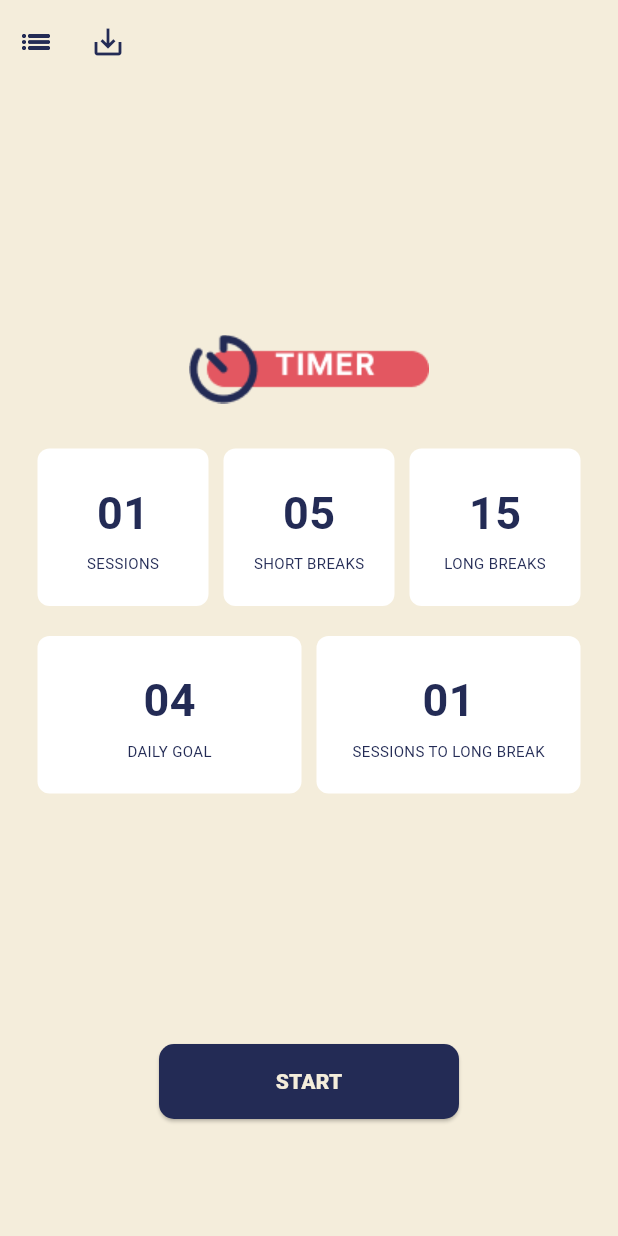
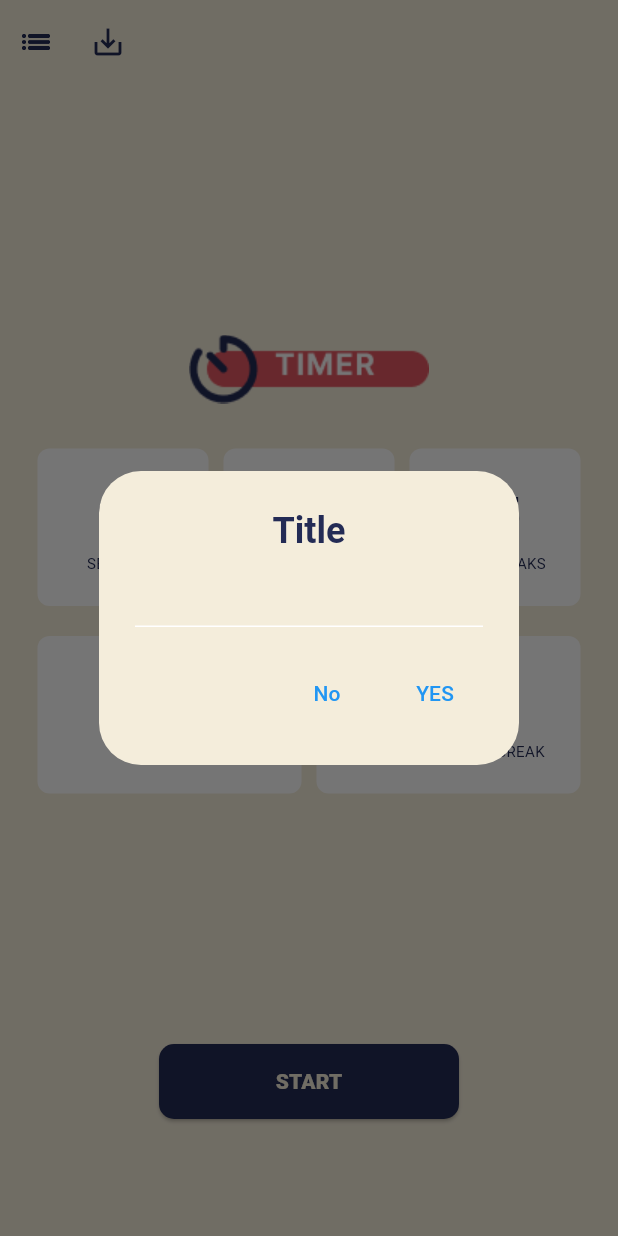
Before and after one commit to jinscodes/pomodoro_app, a Flutter app: the SettingScreen screen opened directly, after a tap on the "save alt" icon, on a phone screen of 412 x 824 dp. Run offline on Flutter 3.47's test engine with Material 3 defaults, Android fonts, the phone set to English and light mode, and no system bars; our stand-ins replace flutter_svg, shared_preferences; accounts and stored records are empty.

Commit message:
List screen

```diff
--- a/lib/screens/setting_screen.dart
+++ b/lib/screens/setting_screen.dart
@@ -67,6 +67,8 @@ class _SettingScreenState extends State<SettingScreen> {
   }
 
   saveTimer() async {
+    await _saveDialog();
+
     final SharedPreferences prefs = await SharedPreferences.getInstance();
 
     List<String>? list = await getList();
@@ -82,6 +84,53 @@ class _SettingScreenState extends State<SettingScreen> {
     list!.add(settings);
 
     await prefs.setStringList("list", list);
+  }
+
+  Future<void> _saveDialog() async {
+    return showDialog<void>(
+      context: context,
+      barrierDismissible: false,
+      builder: (BuildContext context) {
+        return AlertDialog(
+          backgroundColor: Theme.of(context).cardColor,
+          title: Column(
+            children: [
+              // const Icon(
+              //   Icons.check_circle_outline_rounded,
+              //   color: Colors.green,
+              //   size: 60,
+              // ),
+              // const SizedBox(
+              //   height: 10,
+              // ),
+              Text(
+                'Title',
+                textAlign: TextAlign.center,
+                style: TextStyle(
+                  color: Theme.of(context).textTheme.displayLarge!.color,
+                  fontWeight: FontWeight.w600,
+                ),
+              ),
+              const TextField(),
+            ],
+          ),
+          actions: <Widget>[
+            TextButton(
+              child: const Text('No'),
+              onPressed: () {
+                Navigator.of(context).pop();
+              },
+            ),
+            TextButton(
+              child: const Text('YES'),
+              onPressed: () {
+                Navigator.of(context).pop();
+              },
+            ),
+          ],
+        );
+      },
+    );
   }
 
   @override
```
Also changed, not shown: lib/screens/timer_list_screen.dart (+22 -24 lines).
